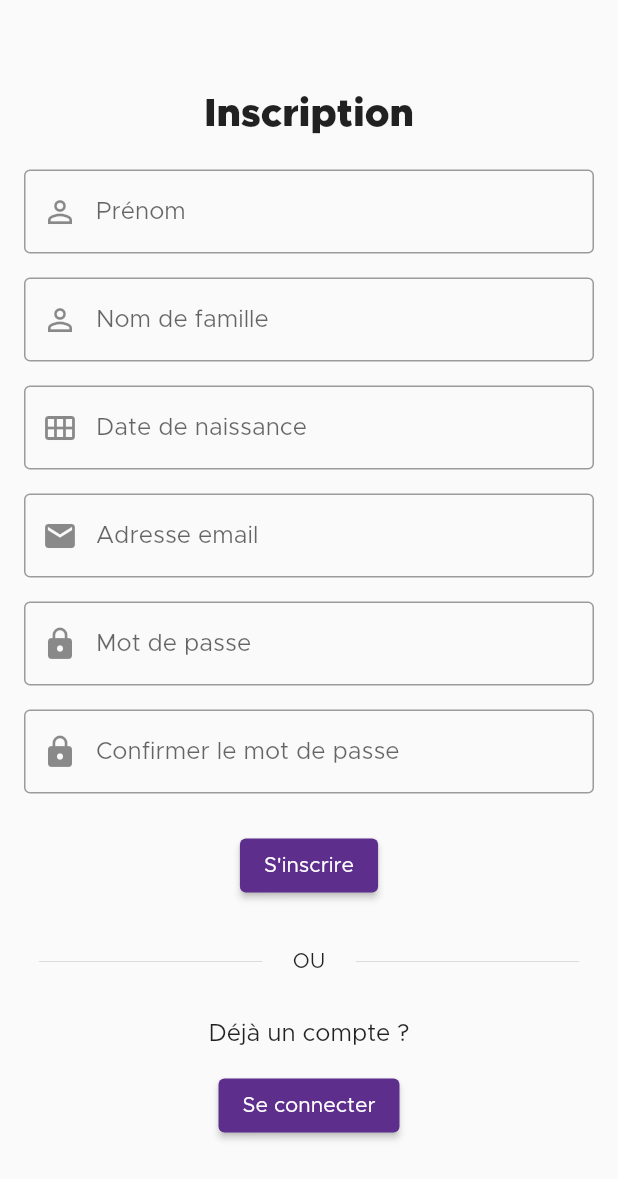
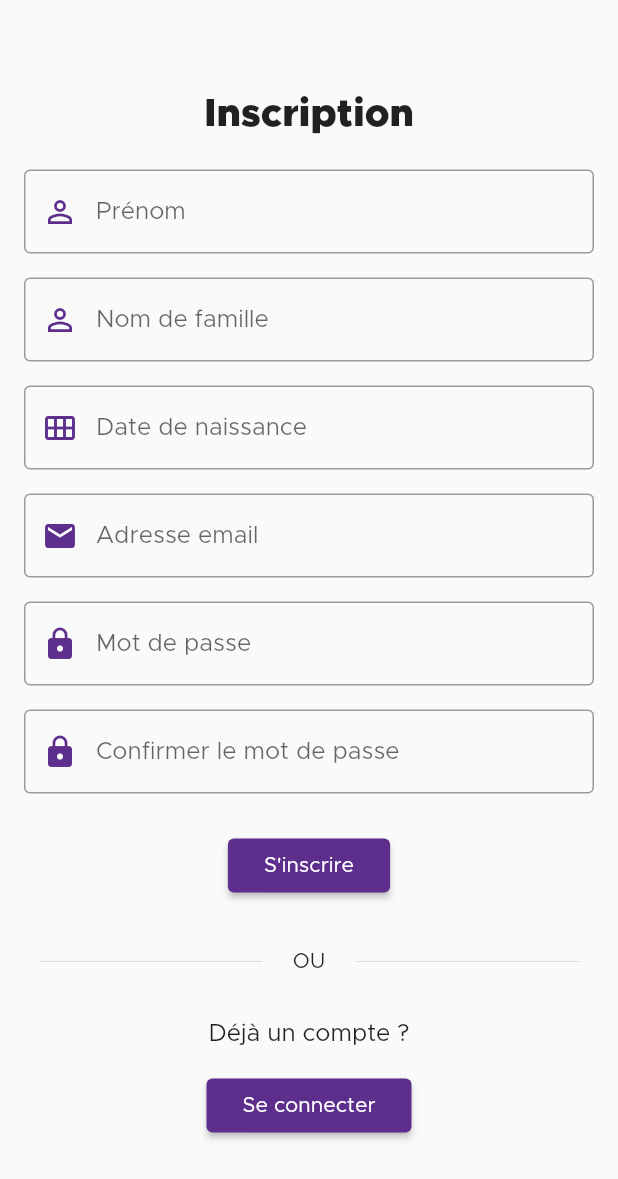
Before and after one commit to Drakx116/my-budget-app, a Flutter app: the screen it shows after launch, after a tap on an icon or button, on a phone screen of 412 x 824 dp. Shown: the top 1179 px of the screen. Run offline on Flutter 3.47's test engine with Material 2 defaults, Android fonts, the phone set to English and light mode, and no system bars; our stand-ins replace dio, flutter_dotenv, flutter_secure_storage, freezed_annotation, image_picker; missing offline and left inert: learning_input_image, learning_text_recognition; network calls fail.

Commit message:
feat(style): adjust form text fields style :sparkles:

```diff
--- a/lib/screens/auth/login_screen.dart
+++ b/lib/screens/auth/login_screen.dart
@@ -2,6 +2,7 @@ import 'package:flutter/material.dart';
 import 'package:my_budget_app/components/containers/center_container.dart';
 import 'package:my_budget_app/components/text/divider.dart';
 import 'package:my_budget_app/components/text/title.dart';
+import 'package:my_budget_app/resources/colors.dart';
 import 'package:my_budget_app/screens/auth/registration_screen.dart';
 import 'package:my_budget_app/utils/forms/login_form.dart';
 
@@ -14,6 +15,7 @@ class LoginScreen extends StatelessWidget
   @override
   Widget build(BuildContext context) {
     return CenterContainer(widgets: [
+      Image.asset('assets/images/logo.png', width: 200),
       const WidgetTitle(text: 'Connexion'),
       LoginForm(givenEmail: givenEmail),
       const ExtendedDivider(orDivider: true, padding: 32),
@@ -25,12 +27,15 @@ class LoginScreen extends StatelessWidget
           Padding(
             padding: const EdgeInsets.symmetric(vertical: 16),
             child: ElevatedButton(
-                onPressed: () {
-                  Navigator.push(context,
-                    MaterialPageRoute(builder: (context) => const RegistrationScreen()),
-                  );
-                },
-                child: const Text('S\'inscrire')
+              onPressed: () {
+                Navigator.push(context,
+                  MaterialPageRoute(builder: (context) => const RegistrationScreen()),
+                );
+              },
+              child: const Text('S\'inscrire'),
+              style: ButtonStyle(
+                padding: MaterialStateProperty.all<EdgeInsets>(const EdgeInsets.symmetric(vertical: 8, horizontal: 24))
+              ),
             ),
           )
         ],
--- a/lib/screens/auth/registration_screen.dart
+++ b/lib/screens/auth/registration_screen.dart
@@ -2,6 +2,7 @@ import 'package:flutter/material.dart';
 import 'package:my_budget_app/components/containers/center_container.dart';
 import 'package:my_budget_app/components/text/divider.dart';
 import 'package:my_budget_app/components/text/title.dart';
+import 'package:my_budget_app/resources/colors.dart';
 import 'package:my_budget_app/screens/auth/login_screen.dart';
 import 'package:my_budget_app/utils/forms/registration_form.dart';
 
@@ -28,7 +29,10 @@ class RegistrationScreen extends StatelessWidget
                   MaterialPageRoute(builder: (context) => const LoginScreen()),
                 );
               },
-              child: const Text('Se connecter')
+              child: const Text('Se connecter'),
+              style: ButtonStyle(
+                padding: MaterialStateProperty.all<EdgeInsets>(const EdgeInsets.symmetric(vertical: 8, horizontal: 24))
+              ),
             ),
           )
         ],
--- a/lib/utils/forms/fields/text_field.dart
+++ b/lib/utils/forms/fields/text_field.dart
@@ -1,6 +1,7 @@
 import 'package:intl/intl.dart';
 import 'package:flutter/material.dart';
 import 'package:my_budget_app/constants/form_field_constants.dart' as field_type;
+import 'package:my_budget_app/resources/colors.dart';
 import 'package:my_budget_app/utils/forms/validators/validator_factory.dart' as validator_factory;
 
 class ExtendedFormTextField extends StatefulWidget
@@ -66,8 +67,12 @@ class _ExtendedFormTextFieldState extends State<ExtendedFormTextField>
           contentPadding: const EdgeInsets.symmetric(horizontal: 16, vertical: 20),
           labelText: widget.label,
           errorText: widget._error,
+          focusedBorder: const OutlineInputBorder(
+            borderSide: BorderSide(color: AppColor.PRIMARY),
+          ),
           prefixIcon: IconButton(
             icon: Icon(buildIcon()),
+            color: (widget._value == null || widget.isValid()) ? AppColor.PRIMARY : AppColor.SECONDARY,
             onPressed: () async {
               if (field_type.BIRTHDATE == widget.type) {
                 await handleDateSelection(widget, context);
--- a/lib/utils/forms/login_form.dart
+++ b/lib/utils/forms/login_form.dart
@@ -4,6 +4,7 @@ import 'package:my_budget_app/components/snackbar.dart';
 import 'package:my_budget_app/constants/form_field_constants.dart' as field_type;
 import 'package:my_budget_app/constants/snackbar_status_constants.dart' as level;
 import 'package:my_budget_app/models/api/requests/user_login.dart';
+import 'package:my_budget_app/resources/colors.dart';
 import 'package:my_budget_app/services/api_service.dart';
 import 'package:my_budget_app/services/secure_storage_service.dart';
 import 'package:my_budget_app/utils/forms/fields/text_field.dart';
@@ -88,7 +89,10 @@ class _LoginFormState extends State<LoginForm>
                   return;
                 }
               },
-              child: const Text('Se connecter')
+              child: const Text('Se connecter'),
+              style: ButtonStyle(
+                padding: MaterialStateProperty.all<EdgeInsets>(const EdgeInsets.symmetric(vertical: 8, horizontal: 24))
+              ),
             ),
           )
         ],
--- a/lib/utils/forms/registration_form.dart
+++ b/lib/utils/forms/registration_form.dart
@@ -3,6 +3,7 @@ import 'package:my_budget_app/components/snackbar.dart';
 import 'package:my_budget_app/constants/form_field_constants.dart' as field_type;
 import 'package:my_budget_app/constants/snackbar_status_constants.dart' as level;
 import 'package:my_budget_app/models/api/requests/user_register.dart';
+import 'package:my_budget_app/resources/colors.dart';
 import 'package:my_budget_app/screens/auth/login_screen.dart';
 import 'package:my_budget_app/services/api_service.dart';
 import 'package:my_budget_app/utils/forms/fields/text_field.dart';
@@ -94,9 +95,8 @@ class _RegistrationFormState extends State<RegistrationForm>
 
                   try {
                     // TODO : Handle errors if statusCode >= 300
-                      var response = await api.register(user);
+                    await api.register(user);
                   } catch (e) {
-                      print(e);
                     return;
                   }
 
@@ -112,7 +112,10 @@ class _RegistrationFormState extends State<RegistrationForm>
                   print(e);
                 }
               },
-                child: const Text('S\'inscrire')
+              child: const Text('S\'inscrire'),
+              style: ButtonStyle(
+                  padding: MaterialStateProperty.all<EdgeInsets>(const EdgeInsets.symmetric(vertical: 8, horizontal: 24))
+              ),
             ),
           )
         ]
```
Lines whose indentation alone changed are shown as unchanged.
